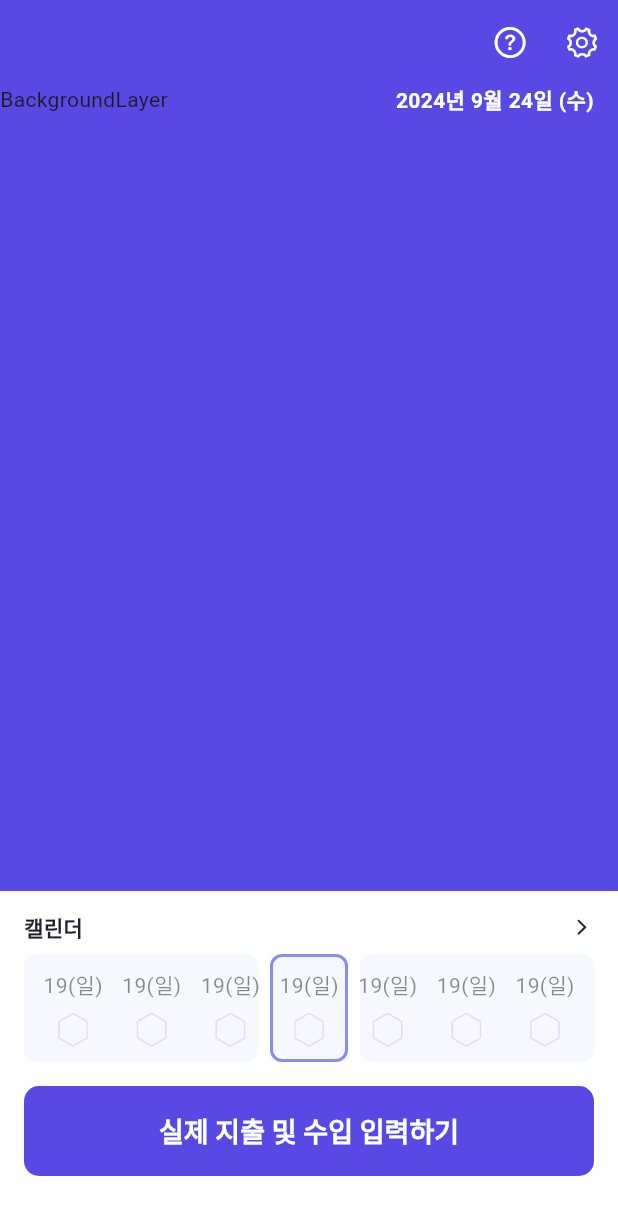
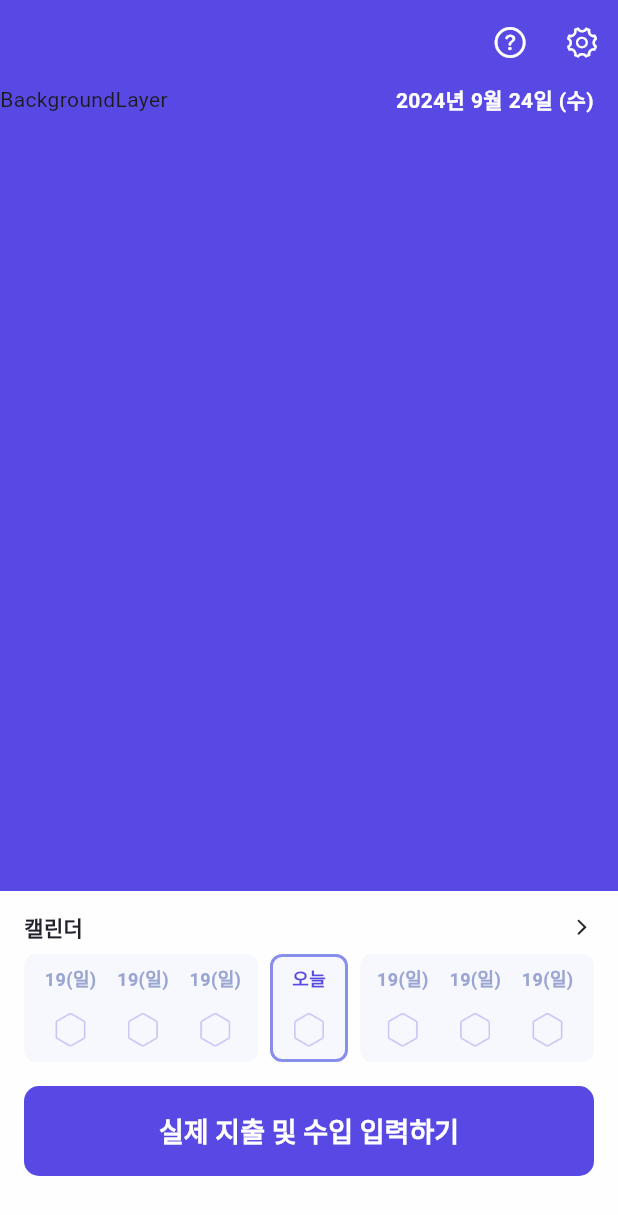
Before and after one commit to Monfi98/Harubee-AOS, a Flutter app: the screen it shows after launch, on a phone screen of 412 x 824 dp. Shown: the top 1215 px of the screen. Run offline on Flutter 3.47's test engine with Material 3 defaults, Android fonts, the phone set to English and light mode, and no system bars; Roboto replaces fonts that are missing (Pretendard).

Commit message:
TodayView 하단 스트릭 UI 구현

```diff
--- /dev/null
+++ b/devtools_options.yaml
@@ -0,0 +1,3 @@
+description: This file stores settings for Dart & Flutter DevTools.
+documentation: https://docs.flutter.dev/tools/devtools/extensions#configure-extension-enablement-states
+extensions:
--- a/lib/presentation/today/today_view.dart
+++ b/lib/presentation/today/today_view.dart
@@ -154,25 +154,6 @@ class StreakCalender extends StatelessWidget {
         height: 72,
         child: Stack(
           children: [
-            Padding(
-              padding: const EdgeInsets.symmetric(vertical: 10),
-              child: Row(
-                mainAxisAlignment: MainAxisAlignment.spaceEvenly,
-                children: List.generate(7, (index) {
-                  return Column(
-                    mainAxisAlignment: MainAxisAlignment.spaceBetween,
-                    children: [
-                      Text("19(일)", style: TextStyle()),
-                      Image.asset(
-                        HarubeeImage.hexagonEmptyLight,
-                        width: 23,
-                        height: 23,
-                      ),
-                    ],
-                  );
-                }),
-              ),
-            ),
             Row(
               children: List.generate(flexValues.length * 2 - 1, (index) {
                 if (index.isOdd) {
@@ -196,6 +177,40 @@ class StreakCalender extends StatelessWidget {
                 }
               }),
             ),
+            Row(
+              mainAxisAlignment: MainAxisAlignment.spaceEvenly,
+              children: List.generate(7, (index) {
+                return Padding(
+                  padding: EdgeInsets.only(
+                    left: index == 3 ? 20 : 0,
+                    right: index == 3 ? 20 : 0,
+                    top: 10,
+                    bottom: 10,
+                  ),
+                  child: Column(
+                    mainAxisAlignment: MainAxisAlignment.spaceBetween,
+                    children: [
+                      Text(
+                        index == 3 ? "오늘" : "19(일)",
+                        style: TextStyle(
+                          fontSize: 12,
+                          fontWeight: FontWeight.w600,
+                          height: 1,
+                          color: index == 3
+                              ? HarubeeColor.mainText(mode)
+                              : HarubeeColor.textSecondary(mode),
+                        ),
+                      ),
+                      Image.asset(
+                        HarubeeImage.hexagonEmptyLight,
+                        width: 23,
+                        height: 23,
+                      ),
+                    ],
+                  ),
+                );
+              }),
+            ),
           ],
         ),
       ),
```
